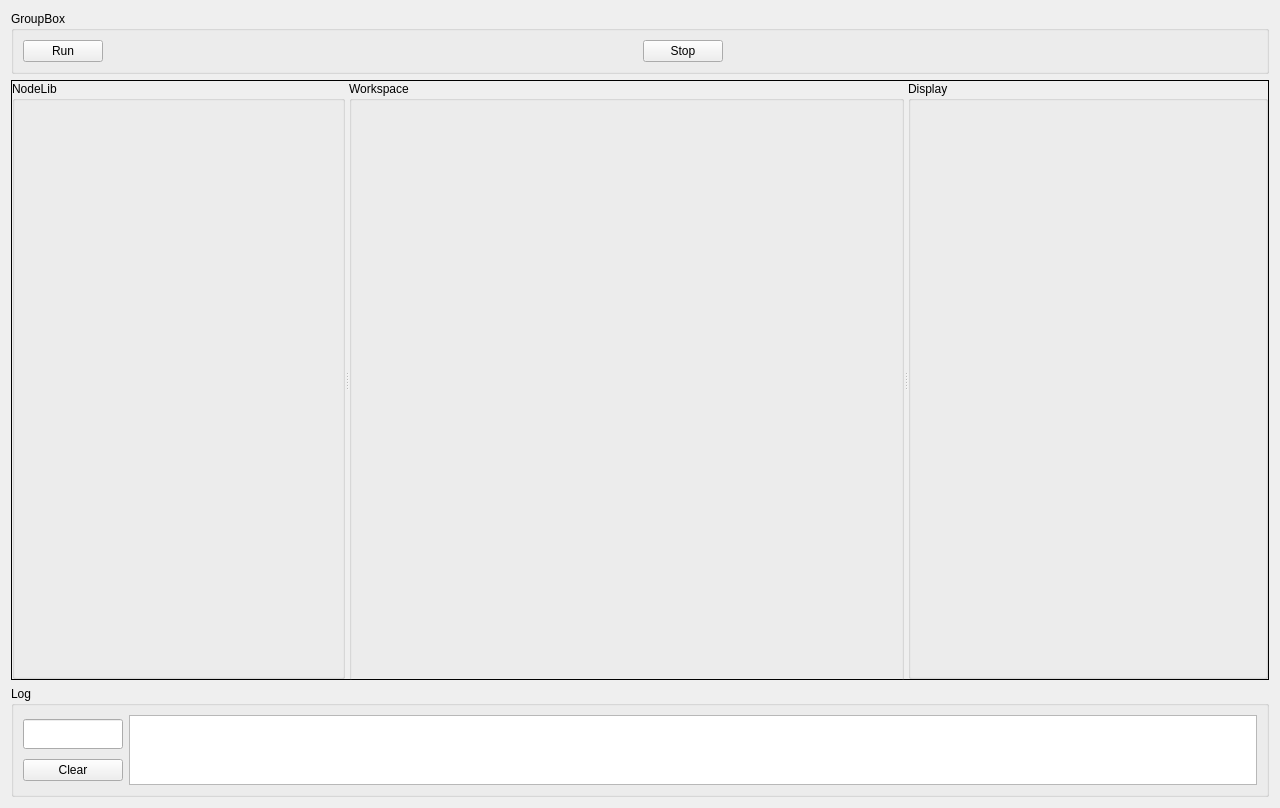
ysc-233/VisionFlow, file VisionFlow/ui/view/visionflowview.ui: the form before one commit.
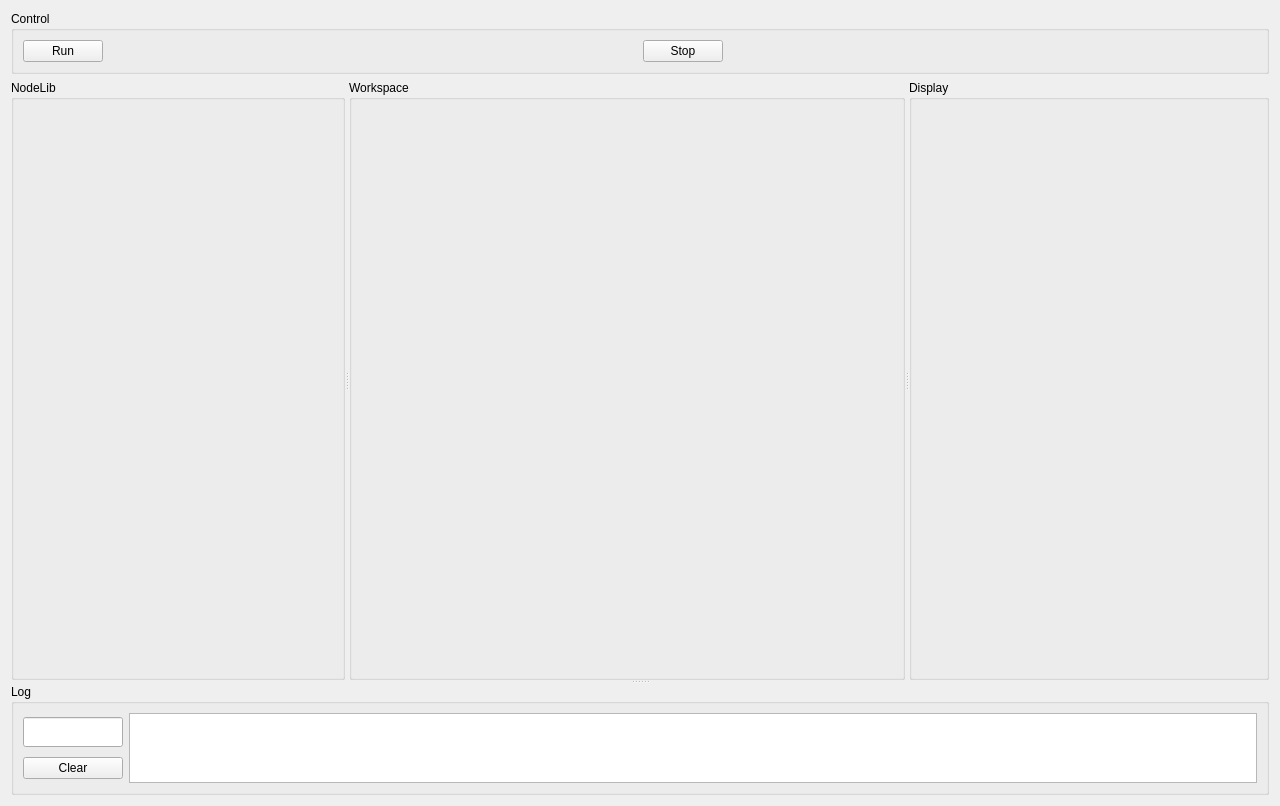
The form after the commit.

Diff of the .ui file:
```diff
--- a/VisionFlow/ui/view/visionflowview.ui
+++ b/VisionFlow/ui/view/visionflowview.ui
@@ -20,7 +20,7 @@
    <item row="1" column="0">
     <widget class="QGroupBox" name="groupBox_3">
      <property name="title">
-      <string>GroupBox</string>
+      <string>Control</string>
      </property>
      <layout class="QHBoxLayout" name="horizontalLayout">
       <item>
@@ -67,10 +67,11 @@
     </widget>
    </item>
    <item row="2" column="0">
+    <widget class="QSplitter" name="splitter_2">
+     <property name="orientation">
+      <enum>Qt::Vertical</enum>
+     </property>
     <widget class="QSplitter" name="splitter">
-     <property name="frameShape">
-      <enum>QFrame::Box</enum>
-     </property>
      <property name="orientation">
       <enum>Qt::Horizontal</enum>
      </property>
@@ -120,9 +121,7 @@
       </layout>
      </widget>
     </widget>
-   </item>
-   <item row="3" column="0">
-    <widget class="QGroupBox" name="groupBox">
+     <widget class="QGroupBox" name="gpb_Log">
      <property name="title">
       <string>Log</string>
      </property>
@@ -177,6 +176,7 @@
        </widget>
       </item>
      </layout>
+     </widget>
     </widget>
    </item>
   </layout>
```
Left out of the diff: 8 changed lines with no effect on the pictures. Lines whose indentation alone changed are shown as unchanged.
